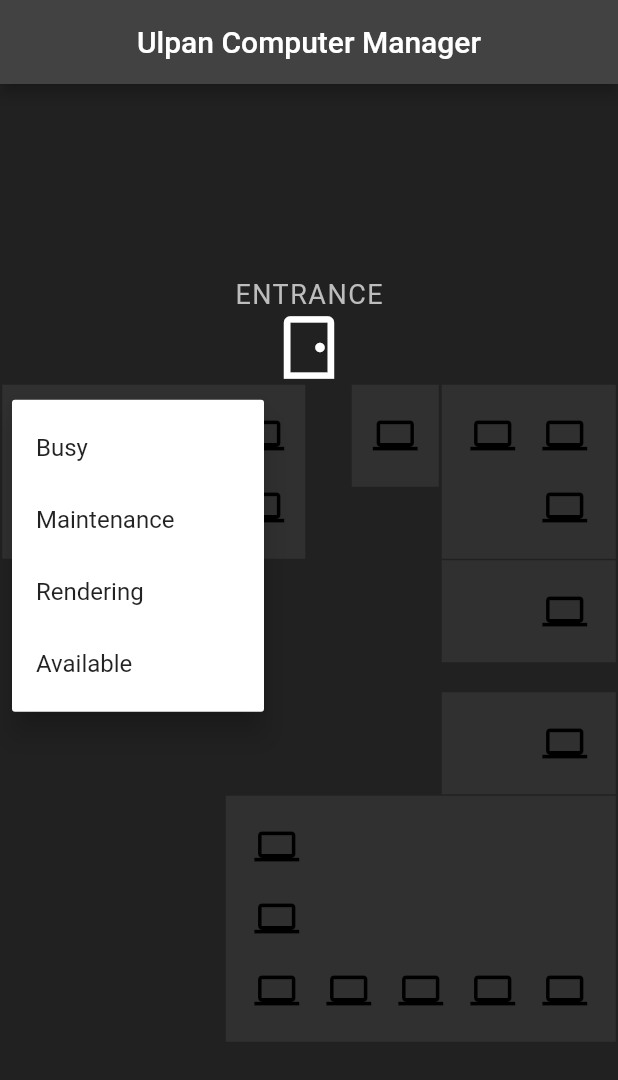
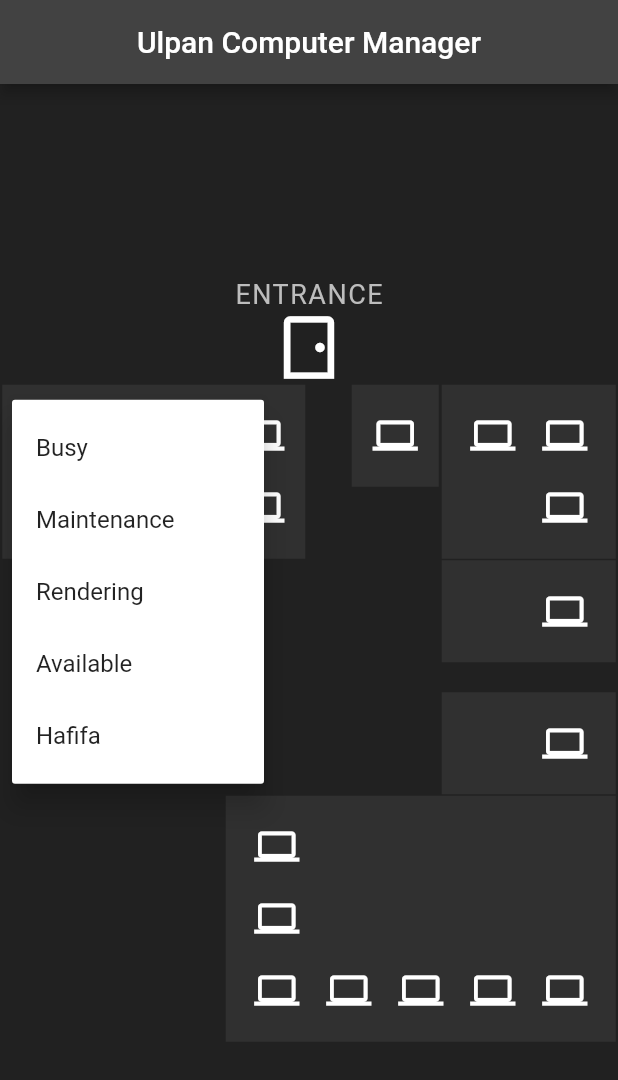
Before and after one commit to Glazerm22/ulpan-computer-status-app, a Flutter app: the screen it shows after launch, after a tap on the "computer" icon, on a phone screen of 412 x 824 dp. Shown: the top 1080 px of the screen. Run offline on Flutter 3.47's test engine with Material 2 defaults, Android fonts, the phone set to English and light mode, and no system bars; our stand-ins replace sqflite; accounts and stored records are empty.

Commit message:
added hafifa option

```diff
--- a/lib/main.dart
+++ b/lib/main.dart
@@ -251,18 +251,21 @@ Color? getColorFromState(ComputerState state) {
       return Colors.orange;
     case ComputerState.available:
       return Colors.green;
+    case ComputerState.hafifa:
+      return Colors.blue[200];
     default:
       return Colors.grey[850];
   }
 }
 
-enum ComputerState { defaultState, busy, maintenance, rendering, available }
+enum ComputerState { defaultState, busy, maintenance, rendering, available, hafifa }
 
 Map menuOptionsMap = {
   'Busy': ComputerState.busy,
   'Maintenance': ComputerState.maintenance,
   'Rendering': ComputerState.rendering,
   'Available': ComputerState.available,
+  'Hafifa': ComputerState.hafifa,
 };
 
 class Computer {
@@ -326,7 +329,7 @@ class _ComputerButtonState extends State<ComputerButton> {
         padding: const EdgeInsets.fromLTRB(0.0, 0.0, 0.0, 0.0),
         child: const IconButton(
           iconSize: 30.0,
-          icon: Icon(Icons.computer, color: Colors.black),
+          icon: Icon(Icons.computer, color: Colors.white),
           onPressed:
               null, // The popup menu will be shown when the button is tapped
         ),
```
